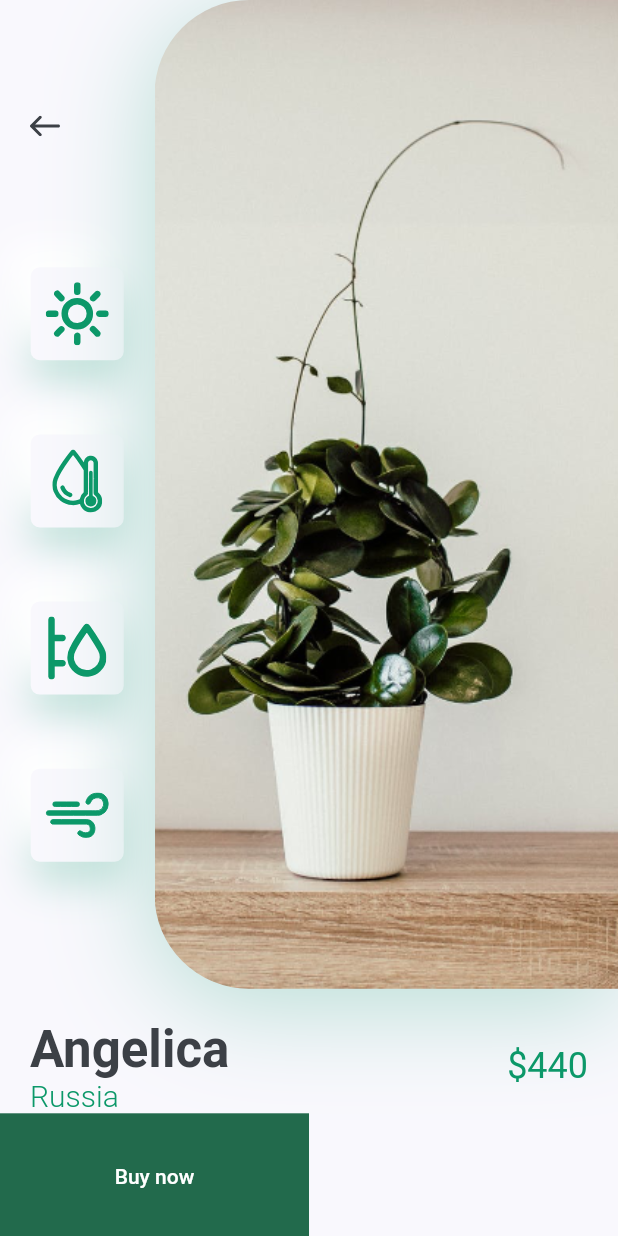
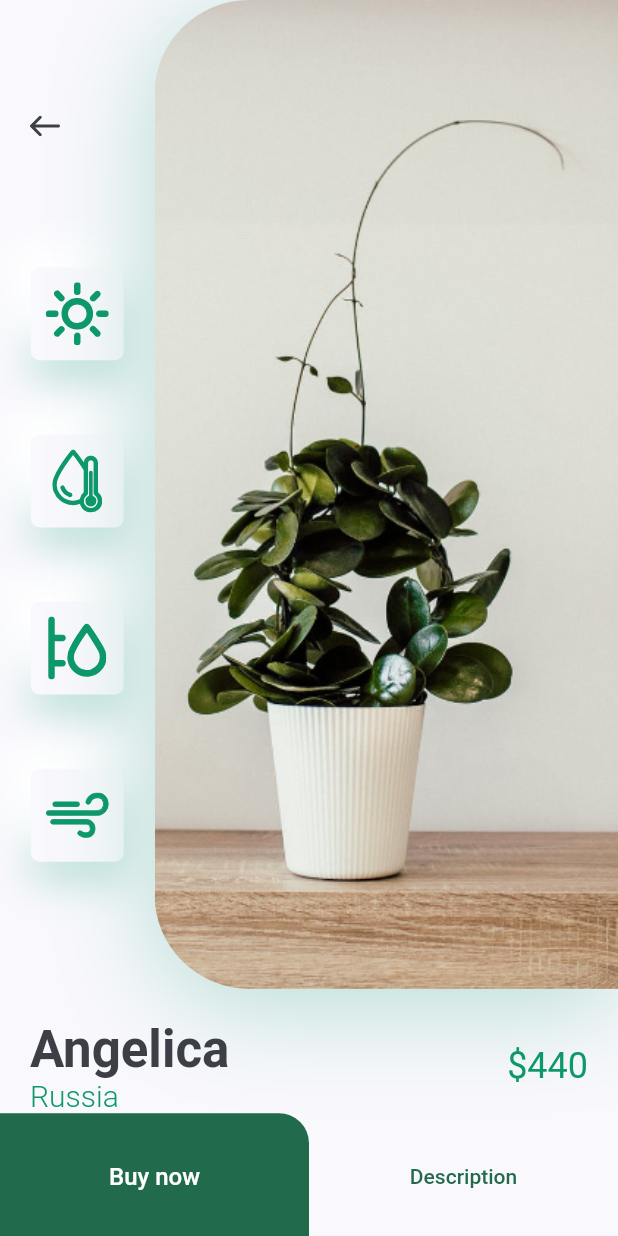
Before and after one commit to yuyang545262477/flutter_clone_platApp, a Flutter app: the DetailScreen screen opened directly, on a phone screen of 412 x 824 dp. Run offline on Flutter 3.47's test engine with Material 2 defaults, Android fonts, the phone set to English and light mode, and no system bars; our stand-ins replace flutter_svg.

Commit message:
end of page.

```diff
--- a/lib/screens/detail/components/body.dart
+++ b/lib/screens/detail/components/body.dart
@@ -25,14 +25,23 @@ class Body extends StatelessWidget {
                 height: 84,
                 child: FilledButton(
                   style: ButtonStyle(
-                      shape: MaterialStateProperty.all<RoundedRectangleBorder>(
-                          RoundedRectangleBorder(
-                    borderRadius: BorderRadius.circular(0),
+                      shape: MaterialStateProperty.all(
+                          const RoundedRectangleBorder(
+                    borderRadius:
+                        BorderRadius.only(topRight: Radius.circular(20)),
                   ))),
                   onPressed: () {},
-                  child: const Text('Buy now'),
+                  child: const Text(
+                    'Buy now',
+                    style: TextStyle(fontSize: 16),
+                  ),
                 ),
-              )
+              ),
+              Expanded(
+                  child: TextButton(
+                onPressed: () {},
+                child: const Text("Description"),
+              )),
             ],
           )
         ],
```
